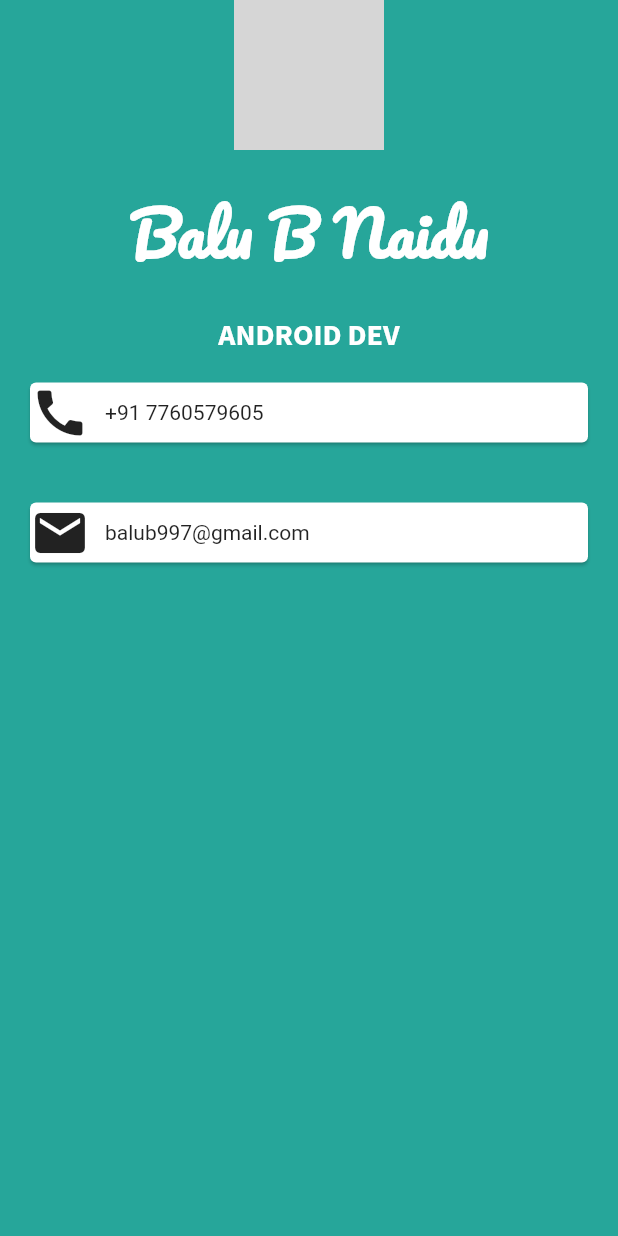
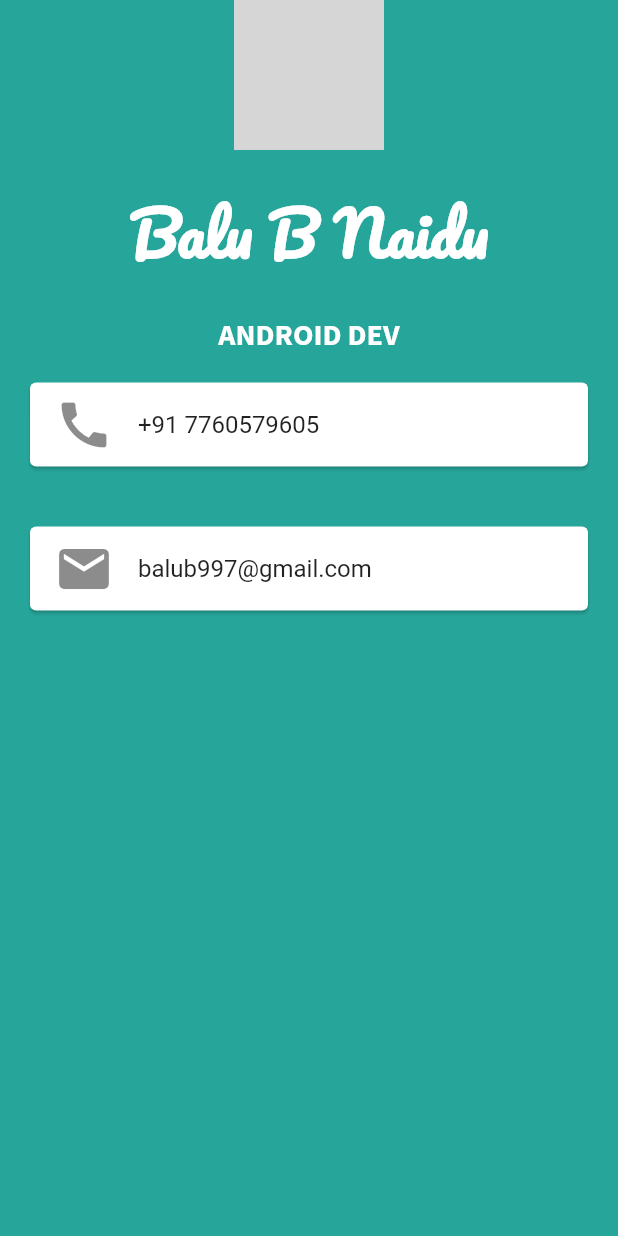
Before and after one commit to balub/Flutter_Business_Card, a Flutter app: the screen it shows after launch, on a phone screen of 412 x 824 dp. Run offline on Flutter 3.47's test engine with Material 2 defaults, Android fonts, the phone set to English and light mode, and no system bars; network calls fail; grey boxes are pictures that could not be loaded.

Commit message:
added a listTitle with the cards

```diff
--- a/lib/main.dart
+++ b/lib/main.dart
@@ -44,33 +44,23 @@ class MyApp extends StatelessWidget {
                 Card(
                   margin: EdgeInsets.all(20),
                   color: Colors.white,
-                  child: Row(
-                    children: <Widget>[
-                      Icon(
+                  child: ListTile(
+                    leading: Icon(
                       Icons.call,
                       size: 40,
                     ),
-                      Container(
-                        margin: EdgeInsets.only(left: 10),
-                        child: Text('+91 7760579605'),
-                      ),
-                    ],
+                    title: Text('+91 7760579605'),
                   ),
                 ),
                 Card(
                   margin: EdgeInsets.all(20),
                   color: Colors.white,
-                  child: Row(
-                    children: <Widget>[
-                      Icon(
+                  child: ListTile(
+                    leading: Icon(
                       Icons.mail,
                       size: 40,
                     ),
-                      Container(
-                        margin: EdgeInsets.only(left: 10),
-                        child: Text('balub997@gmail.com'),
-                      ),
-                    ],
+                    title: Text('balub997@gmail.com'),
                   ),
                 ),
               ],
```
Lines whose indentation alone changed are shown as unchanged.
